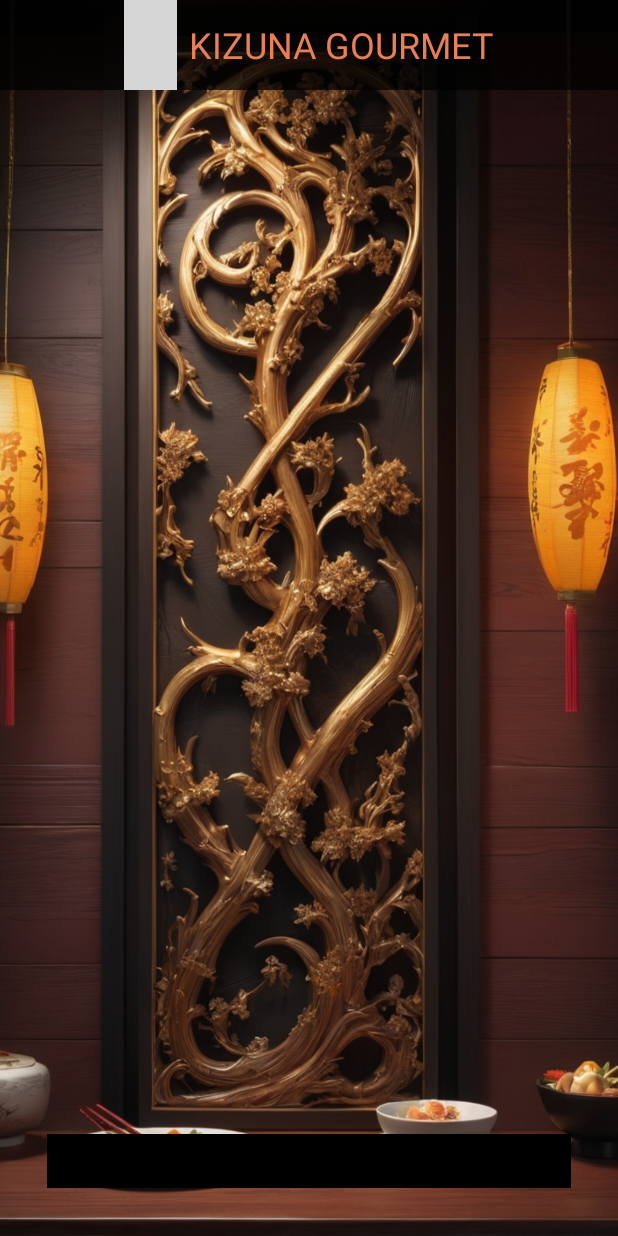
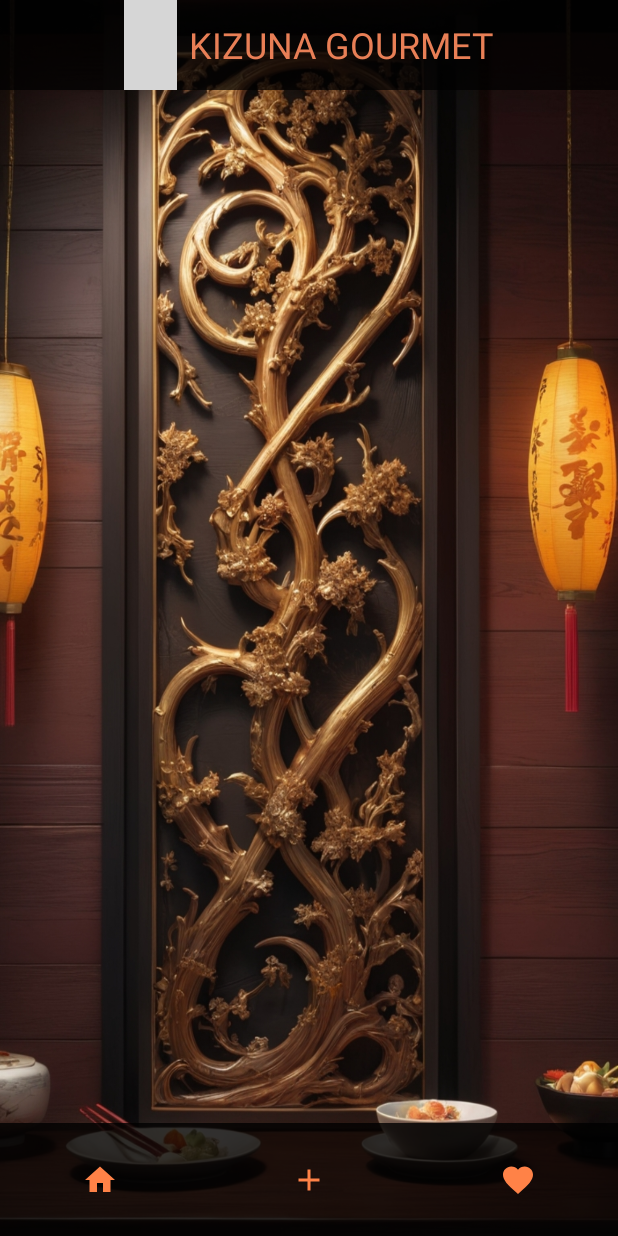
Before and after one commit to rpallin0705/proyectoIntegrado, an Android app: the layout activity_main_screen.xml on its own in the app's theme, with its tools: preview values and no code run, on a phone screen of 412 x 824 dp. Run offline under Robolectric (Android 15) with nearby library versions, the phone set to English and light mode, and no system bars; grey boxes are pictures that could not be loaded.

Commit message:
Botones inferiores (visual)

```diff
--- /dev/null
+++ b/app/src/main/res/drawable/add_va.xml
@@ -0,0 +1,5 @@
+<vector xmlns:android="http://schemas.android.com/apk/res/android" android:height="24dp" android:tint="#FF8247" android:viewportHeight="24" android:viewportWidth="24" android:width="24dp">
+
+    <path android:fillColor="@android:color/white" android:pathData="M19,13h-6v6h-2v-6H5v-2h6V5h2v6h6v2z"/>
+
+</vector>
--- /dev/null
+++ b/app/src/main/res/drawable/button_icon_tint.xml
@@ -0,0 +1,5 @@
+<?xml version="1.0" encoding="utf-8"?>
+<selector xmlns:android="http://schemas.android.com/apk/res/android">
+    <item android:state_selected="true" android:color="@color/white" />
+    <item android:color="@color/orange" />
+</selector>
--- /dev/null
+++ b/app/src/main/res/drawable/button_selector.xml
@@ -0,0 +1,14 @@
+<?xml version="1.0" encoding="utf-8"?>
+<selector xmlns:android="http://schemas.android.com/apk/res/android">
+    <item android:state_selected="true">
+        <shape>
+            <solid android:color="@color/orange" /> <!-- Color del botón cuando está seleccionado -->
+            <corners android:topLeftRadius="25dp" android:topRightRadius="25dp" />
+        </shape>
+    </item>
+    <item>
+        <shape>
+            <corners android:topLeftRadius="25dp" android:topRightRadius="25dp" />
+        </shape>
+    </item>
+</selector>
--- /dev/null
+++ b/app/src/main/res/drawable/button_shape.xml
@@ -0,0 +1,5 @@
+<?xml version="1.0" encoding="utf-8"?>
+<shape xmlns:android="http://schemas.android.com/apk/res/android">
+    <size android:height="50dp" />
+    <corners android:topLeftRadius="25dp" android:topRightRadius="25dp" /> <!-- Forma semicircular -->
+</shape>
--- /dev/null
+++ b/app/src/main/res/drawable/favorite_va.xml
@@ -0,0 +1,5 @@
+<vector xmlns:android="http://schemas.android.com/apk/res/android" android:height="24dp" android:tint="#FF8247" android:viewportHeight="24" android:viewportWidth="24" android:width="24dp">
+
+    <path android:fillColor="@android:color/white" android:pathData="M12,21.35l-1.45,-1.32C5.4,15.36 2,12.28 2,8.5 2,5.42 4.42,3 7.5,3c1.74,0 3.41,0.81 4.5,2.09C13.09,3.81 14.76,3 16.5,3 19.58,3 22,5.42 22,8.5c0,3.78 -3.4,6.86 -8.55,11.54L12,21.35z"/>
+
+</vector>
--- /dev/null
+++ b/app/src/main/res/drawable/home_va.xml
@@ -0,0 +1,5 @@
+<vector xmlns:android="http://schemas.android.com/apk/res/android" android:height="24dp" android:tint="#FF8247" android:viewportHeight="24" android:viewportWidth="24" android:width="24dp">
+
+    <path android:fillColor="@android:color/white" android:pathData="M10,20v-6h4v6h5v-8h3L12,3 2,12h3v8z"/>
+
+</vector>
--- a/app/src/main/res/layout/activity_local.xml
+++ b/app/src/main/res/layout/activity_local.xml
@@ -5,11 +5,10 @@
     android:id="@+id/cardView"
     android:layout_width="match_parent"
     android:layout_height="wrap_content"
+    android:layout_marginBottom="15dp"
     app:cardBackgroundColor="#E8000000"
     app:cardCornerRadius="5dp"
-    app:contentPadding="7dp"
-    android:layout_marginBottom="15dp"
-    android:layout_marginTop="15dp">
+    app:contentPadding="7dp">
 
     <LinearLayout
         android:layout_width="match_parent"
--- a/app/src/main/res/layout/activity_main_screen.xml
+++ b/app/src/main/res/layout/activity_main_screen.xml
@@ -39,28 +39,61 @@
 
     </LinearLayout>
 
-    <TextView
-        android:id="@+id/user_info"
-        android:layout_width="349dp"
-        android:layout_height="36dp"
-        android:layout_marginBottom="32dp"
-        android:background="@color/black"
-        android:gravity="center"
-        android:text=""
-        android:textAlignment="center"
-        android:textColor="@color/white"
-        app:layout_constraintBottom_toBottomOf="parent"
-        app:layout_constraintEnd_toEndOf="parent"
-        app:layout_constraintStart_toStartOf="parent" />
-
     <FrameLayout
         android:id="@+id/fragment_container"
         android:layout_width="match_parent"
-        android:layout_height="0dp"
-        android:layout_margin="15dp"
+        android:layout_height="650dp"
+        android:layout_marginHorizontal="5dp"
+        app:layout_constraintBottom_toTopOf="@+id/button_layout"
         app:layout_constraintEnd_toEndOf="parent"
         app:layout_constraintStart_toStartOf="parent"
-        app:layout_constraintTop_toBottomOf="@+id/linearLayout"
-        app:layout_constraintBottom_toBottomOf="parent" />
+        app:layout_constraintTop_toBottomOf="@+id/linearLayout" />
+
+    <LinearLayout
+        android:id="@+id/button_layout"
+        android:layout_width="match_parent"
+        android:layout_height="75dp"
+        android:background="#C9000000"
+        android:gravity="center"
+        android:orientation="horizontal"
+        android:weightSum="3"
+        app:layout_constraintBottom_toBottomOf="parent"
+        app:layout_constraintEnd_toEndOf="parent"
+        app:layout_constraintStart_toStartOf="parent">
+
+        <ImageButton
+            android:id="@+id/btn_home"
+            android:layout_width="0dp"
+            android:layout_height="match_parent"
+            android:layout_weight="1"
+            android:background="@drawable/button_selector"
+            android:src="@drawable/home_va"
+            app:tint="@drawable/button_icon_tint"
+            android:scaleType="center" />
+
+        <ImageButton
+            android:id="@+id/btn_add"
+            android:layout_width="0dp"
+            android:layout_height="match_parent"
+            android:layout_weight="1"
+            android:layout_marginHorizontal="5dp"
+            android:background="@drawable/button_selector"
+            android:src="@drawable/add_va"
+            app:tint="@drawable/button_icon_tint"
+            android:scaleType="center" />
+
+        <ImageButton
+            android:id="@+id/btn_favorites"
+            android:layout_width="0dp"
+            android:layout_height="match_parent"
+            android:layout_weight="1"
+            android:background="@drawable/button_selector"
+            android:src="@drawable/favorite_va"
+            app:tint="@drawable/button_icon_tint"
+            android:scaleType="center" />
+
+
+    </LinearLayout>
+
 
 </androidx.constraintlayout.widget.ConstraintLayout>
--- a/app/src/main/res/values/colors.xml
+++ b/app/src/main/res/values/colors.xml
@@ -2,4 +2,5 @@
 <resources>
     <color name="black">#FF000000</color>
     <color name="white">#FFFFFFFF</color>
+    <color name="orange">#FF8247</color>
 </resources>
```
Also changed, not shown: app/src/main/java/com/example/logincardview/MainScreenActivity.kt (+26 -1 lines), app/src/main/res/menu/botton_navigation_menu.xml (added, +18 -0 lines).
